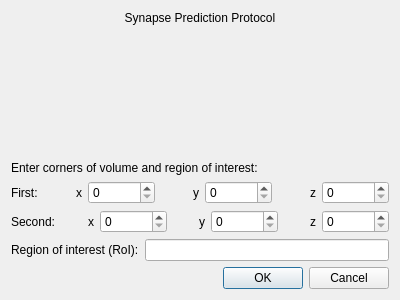
Qt form neurolabi/gui/protocols/synapsepredictioninputdialog.ui (janelia-flyem/NeuTu) before a commit.
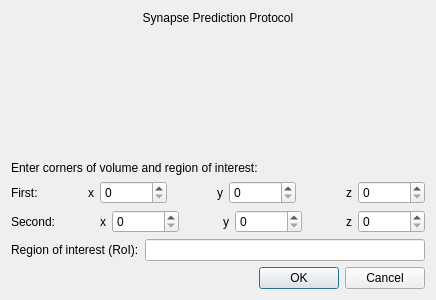
The same form after that commit.

Commit message: added titles to dialogs

The edit to the form file:
```diff
--- a/neurolabi/gui/protocols/synapsepredictioninputdialog.ui
+++ b/neurolabi/gui/protocols/synapsepredictioninputdialog.ui
@@ -6,7 +6,7 @@
    <rect>
     <x>0</x>
     <y>0</y>
-    <width>400</width>
+    <width>436</width>
     <height>300</height>
    </rect>
   </property>
```
Left out of the diff: 10 changed lines with no effect on the pictures. The commit also changes 2 other files.
